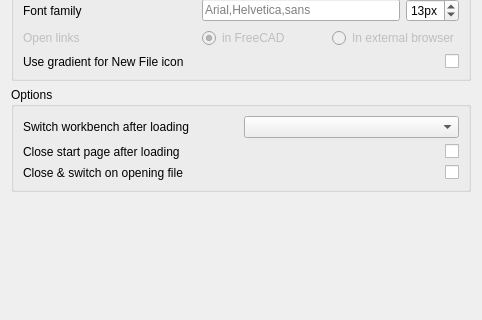
berndhahnebach/All_FreeCAD, file src/Mod/Start/Gui/DlgStartPreferences.ui: the form before one commit; both pictures show x 0 to 482 and y 449 to 769 of the 482 by 769 pixel window.
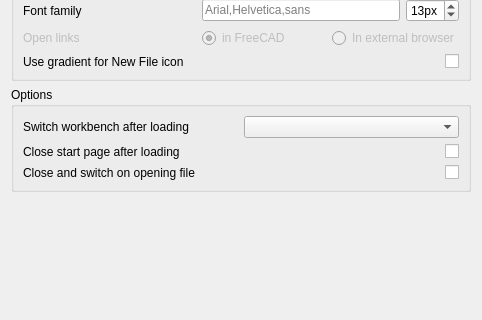
The form after the commit. Custom widgets are drawn as their Qt base class.

Diff of the .ui file:
```diff
--- a/src/Mod/Start/Gui/DlgStartPreferences.ui
+++ b/src/Mod/Start/Gui/DlgStartPreferences.ui
@@ -607,7 +607,7 @@
       <item row="2" column="0">
        <widget class="QLabel" name="label_13">
         <property name="text">
-         <string>Close &amp; switch on opening file</string>
+         <string>Close and switch on opening file</string>
         </property>
        </widget>
       </item>
```
